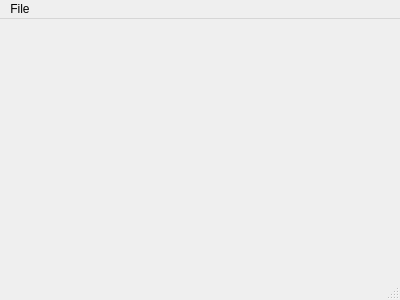
This is mainwindow.ui in Tomev/brutCo as Qt 5 draws it before an edit. The edited form follows.
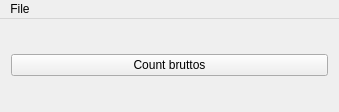
This is the edited form.

The edit to the form file:
```diff
--- a/mainwindow.ui
+++ b/mainwindow.ui
@@ -6,20 +6,30 @@
    <rect>
     <x>0</x>
     <y>0</y>
-    <width>400</width>
-    <height>300</height>
+    <width>339</width>
+    <height>112</height>
    </rect>
   </property>
   <property name="windowTitle">
    <string>MainWindow</string>
   </property>
-  <widget class="QWidget" name="centralWidget"/>
+  <widget class="QWidget" name="centralWidget">
+   <layout class="QHBoxLayout" name="horizontalLayout">
+    <item>
+     <widget class="QPushButton" name="pushButton">
+      <property name="text">
+       <string>Count bruttos</string>
+      </property>
+     </widget>
+    </item>
+   </layout>
+  </widget>
   <widget class="QMenuBar" name="menuBar">
    <property name="geometry">
     <rect>
      <x>0</x>
      <y>0</y>
-     <width>400</width>
+     <width>339</width>
      <height>20</height>
     </rect>
    </property>
@@ -30,7 +40,16 @@
    </widget>
    <addaction name="menuFile"/>
   </widget>
-  <widget class="QStatusBar" name="statusBar"/>
+  <action name="actionSelect_data_folder">
+   <property name="text">
+    <string>Select data folder</string>
+   </property>
+  </action>
+  <action name="actionExit">
+   <property name="text">
+    <string>Exit</string>
+   </property>
+  </action>
  </widget>
  <layoutdefault spacing="6" margin="11"/>
  <resources/>
```
Left out of the diff: 4 changed lines with no effect on the pictures.
